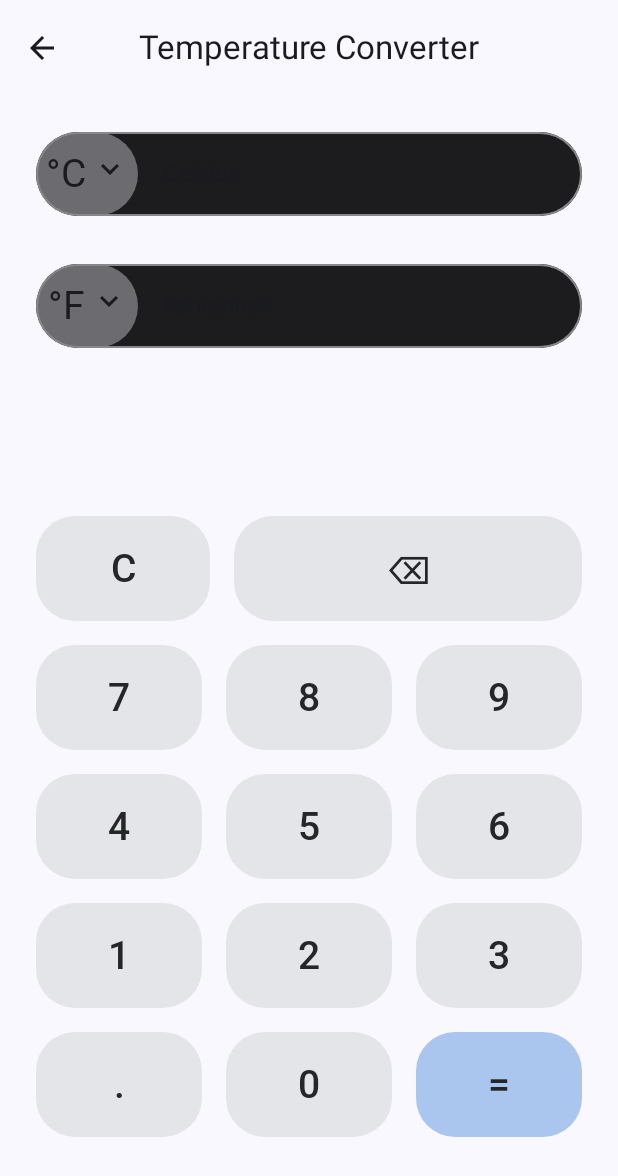
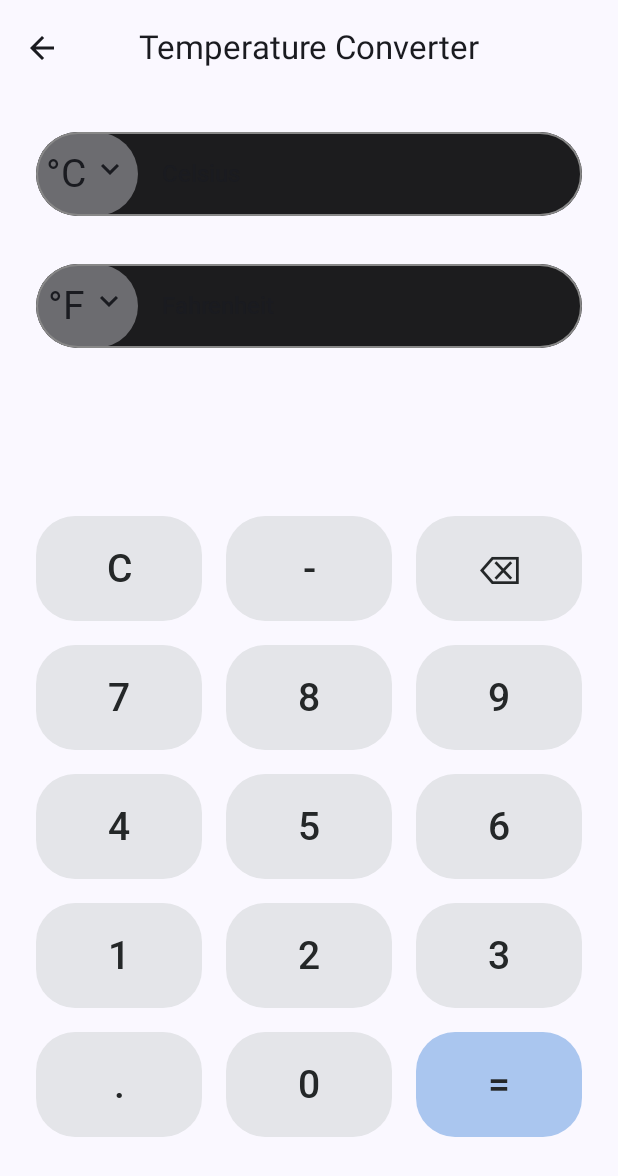
Before and after one commit to ZG06/AndroidMeasurementMultiTool, an Android app built with Jetpack Compose: the TemperatureScreen screen opened through its navigation route, on a phone screen of 412 x 824 dp. Shown: the top 1176 px of the screen. Run offline under Robolectric (Android 15) with nearby library versions, the phone set to English and light mode, and no system bars.

Commit message:
Fixed the delete button in the currency converter and added a minus sign

```diff
--- a/app/src/main/java/com/example/measurementmultitool/ui/temperature/TemperatureAction.kt
+++ b/app/src/main/java/com/example/measurementmultitool/ui/temperature/TemperatureAction.kt
@@ -3,6 +3,7 @@ package com.example.measurementmultitool.ui.temperature
 sealed class TemperatureAction {
     data class Number(val number: Int): TemperatureAction()
     object Clear: TemperatureAction()
+    object Minus: TemperatureAction()
     object Decimal: TemperatureAction()
     object Delete: TemperatureAction()
     object Calculate: TemperatureAction()
--- a/app/src/main/java/com/example/measurementmultitool/ui/temperature/TemperatureScreen.kt
+++ b/app/src/main/java/com/example/measurementmultitool/ui/temperature/TemperatureScreen.kt
@@ -121,11 +121,18 @@ fun TemperatureScreen(
                     modifier = Modifier.weight(1f)
                 )
                 TemperatureButton(
+                    buttonText = "-",
+                    onClick = {
+                        temperatureViewModel.onAction(TemperatureAction.Minus)
+                    },
+                    modifier = Modifier.weight(1f)
+                )
+                TemperatureButton(
                     buttonText = "⌫",
                     onClick = {
                         temperatureViewModel.onAction(TemperatureAction.Delete)
                     },
-                    modifier = Modifier.weight(2f)
+                    modifier = Modifier.weight(1f)
                 )
             }
             Row(
```
Also changed, not shown: app/src/main/java/com/example/measurementmultitool/ui/temperature/TemperatureViewModel.kt (+10 -1 lines).
